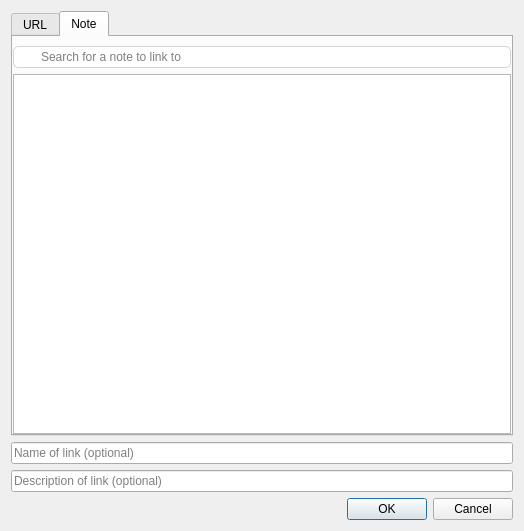
Before: the Qt Designer form src/dialogs/linkdialog.ui in pbek/QOwnNotes, drawn with Qt 5.
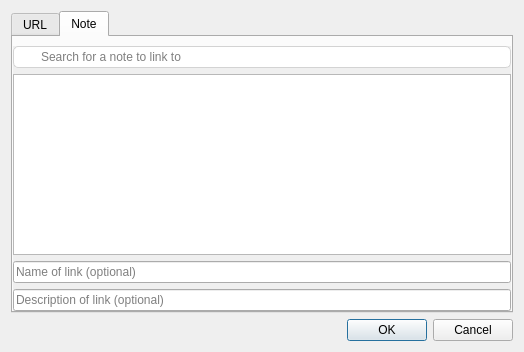
After: the same form once the commit is applied. The open tabs and pages were chosen to show the change. Icons and pictures are not drawn.

Commit message: Allow note link dialog to be resized smaller (#1828)

```diff
--- a/src/dialogs/linkdialog.ui
+++ b/src/dialogs/linkdialog.ui
@@ -7,7 +7,7 @@
     <x>0</x>
     <y>0</y>
     <width>524</width>
-    <height>531</height>
+    <height>352</height>
    </rect>
   </property>
   <property name="windowTitle">
@@ -23,7 +23,7 @@
      <item>
       <widget class="QTabWidget" name="tabWidget">
        <property name="sizePolicy">
-        <sizepolicy hsizetype="Expanding" vsizetype="Minimum">
+        <sizepolicy hsizetype="Expanding" vsizetype="Expanding">
          <horstretch>0</horstretch>
          <verstretch>0</verstretch>
         </sizepolicy>
@@ -104,6 +104,42 @@
           <number>0</number>
          </property>
          <item>
+          <widget class="QScrollArea" name="scrollArea">
+           <property name="frameShape">
+            <enum>QFrame::NoFrame</enum>
+           </property>
+           <property name="horizontalScrollBarPolicy">
+            <enum>Qt::ScrollBarAlwaysOff</enum>
+           </property>
+           <property name="sizeAdjustPolicy">
+            <enum>QAbstractScrollArea::AdjustToContents</enum>
+           </property>
+           <property name="widgetResizable">
+            <bool>true</bool>
+           </property>
+           <widget class="QWidget" name="scrollAreaWidgetContents">
+            <property name="geometry">
+             <rect>
+              <x>0</x>
+              <y>0</y>
+              <width>502</width>
+              <height>251</height>
+             </rect>
+            </property>
+            <layout class="QVBoxLayout" name="verticalLayout_3">
+             <property name="leftMargin">
+              <number>0</number>
+             </property>
+             <property name="topMargin">
+              <number>0</number>
+             </property>
+             <property name="rightMargin">
+              <number>0</number>
+             </property>
+             <property name="bottomMargin">
+              <number>0</number>
+             </property>
+             <item>
           <widget class="QLineEdit" name="searchLineEdit">
            <property name="toolTip">
             <string>Search for notes or create new notes by entering text and pressing return</string>
@@ -131,10 +167,6 @@
          <item>
           <widget class="QListWidget" name="notesListWidget"/>
          </item>
-        </layout>
-       </widget>
-      </widget>
-     </item>
      <item>
       <widget class="QLineEdit" name="nameLineEdit">
        <property name="statusTip">
@@ -162,6 +194,14 @@
       </widget>
      </item>
     </layout>
+           </widget>
+          </widget>
+         </item>
+        </layout>
+       </widget>
+      </widget>
+     </item>
+    </layout>
    </item>
    <item row="1" column="0">
     <widget class="QDialogButtonBox" name="buttonBox">
```
Left out of the diff: 4 changed lines with no effect on the pictures. Lines whose indentation alone changed are shown as unchanged. The commit also changes 1 other file.
